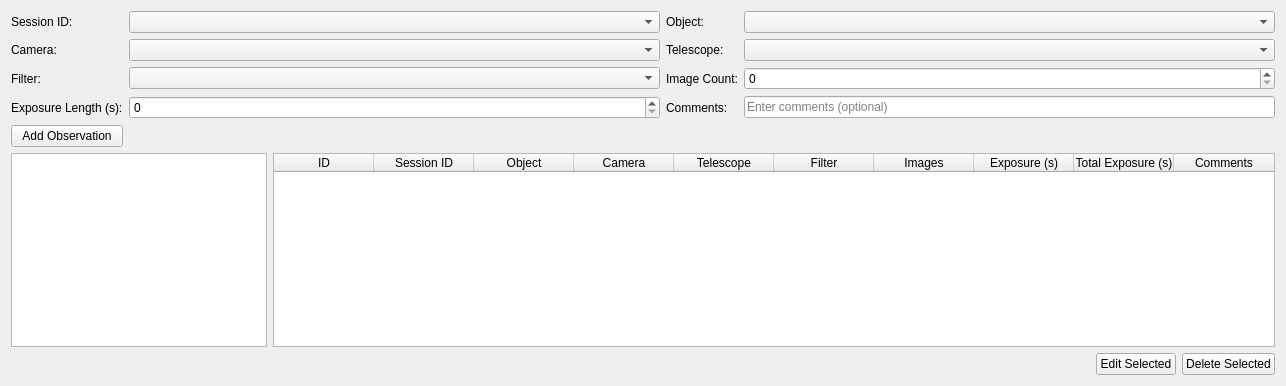
First picture: the form in observation_tab.ui, repository prookyon/MonoObsLog, before the edit.
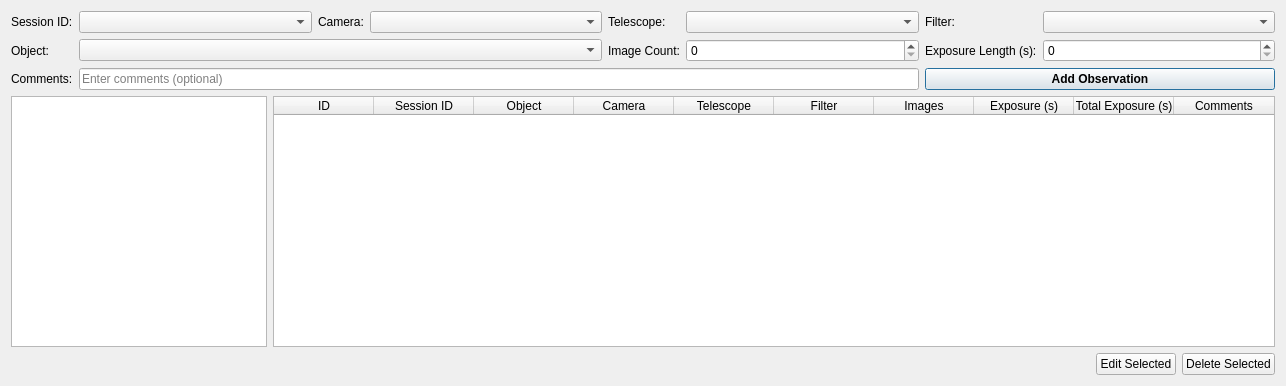
Second picture: the form after the edit.

What changed in the file:
```diff
--- a/observation_tab.ui
+++ b/observation_tab.ui
@@ -12,7 +12,7 @@
   </property>
   <layout class="QVBoxLayout" name="verticalLayout">
    <item>
-    <layout class="QGridLayout" name="gridLayout" columnstretch="0,1,0,1">
+    <layout class="QGridLayout" name="gridLayout" columnstretch="0,1,0,1,0,1,0,1">
      <item row="0" column="0">
       <widget class="QLabel" name="sessionIdLabel">
        <property name="text">
@@ -24,92 +24,100 @@
       <widget class="QComboBox" name="sessionIdComboBox"/>
      </item>
      <item row="0" column="2">
-      <widget class="QLabel" name="objectLabel">
-       <property name="text">
-        <string>Object:</string>
-       </property>
-      </widget>
-     </item>
-     <item row="0" column="3">
-      <widget class="QComboBox" name="objectComboBox"/>
-     </item>
-     <item row="1" column="0">
       <widget class="QLabel" name="cameraLabel">
        <property name="text">
         <string>Camera:</string>
        </property>
       </widget>
      </item>
-     <item row="1" column="1">
+     <item row="0" column="3">
       <widget class="QComboBox" name="cameraComboBox"/>
      </item>
-     <item row="1" column="2">
+     <item row="0" column="4">
       <widget class="QLabel" name="telescopeLabel">
        <property name="text">
         <string>Telescope:</string>
        </property>
       </widget>
      </item>
-     <item row="1" column="3">
+     <item row="0" column="5">
       <widget class="QComboBox" name="telescopeComboBox"/>
      </item>
-     <item row="2" column="0">
+     <item row="0" column="6">
       <widget class="QLabel" name="filterLabel">
        <property name="text">
         <string>Filter:</string>
        </property>
       </widget>
      </item>
-     <item row="2" column="1">
+     <item row="0" column="7">
       <widget class="QComboBox" name="filterComboBox"/>
      </item>
-     <item row="2" column="2">
+     <item row="1" column="0">
+      <widget class="QLabel" name="objectLabel">
+       <property name="text">
+        <string>Object:</string>
+       </property>
+      </widget>
+     </item>
+     <item row="1" column="1" colspan="3">
+      <widget class="QComboBox" name="objectComboBox"/>
+     </item>
+     <item row="1" column="4">
       <widget class="QLabel" name="imageCountLabel">
        <property name="text">
         <string>Image Count:</string>
        </property>
       </widget>
      </item>
-     <item row="2" column="3">
+     <item row="1" column="5">
       <widget class="QSpinBox" name="imageCountSpinBox">
        <property name="maximum">
         <number>99999</number>
        </property>
       </widget>
      </item>
-     <item row="3" column="0">
+     <item row="1" column="6">
       <widget class="QLabel" name="exposureLengthLabel">
        <property name="text">
         <string>Exposure Length (s):</string>
        </property>
       </widget>
      </item>
-     <item row="3" column="1">
+     <item row="1" column="7">
       <widget class="QSpinBox" name="exposureLengthSpinBox">
        <property name="maximum">
         <number>99999</number>
        </property>
       </widget>
      </item>
-     <item row="3" column="2">
+     <item row="2" column="0">
       <widget class="QLabel" name="commentsLabel">
        <property name="text">
         <string>Comments:</string>
        </property>
       </widget>
      </item>
-     <item row="3" column="3">
+     <item row="2" column="1" colspan="5">
       <widget class="QLineEdit" name="commentsLineEdit">
        <property name="placeholderText">
         <string>Enter comments (optional)</string>
        </property>
       </widget>
      </item>
-     <item row="4" column="0">
+     <item row="2" column="6" colspan="2">
       <widget class="QPushButton" name="addObservationButton">
+       <property name="font">
+        <font>
+         <bold>true</bold>
+        </font>
+       </property>
        <property name="text">
         <string>Add Observation</string>
        </property>
+       <property name="default">
+        <bool>true</bool>
+       </property>
       </widget>
      </item>
     </layout>
```
